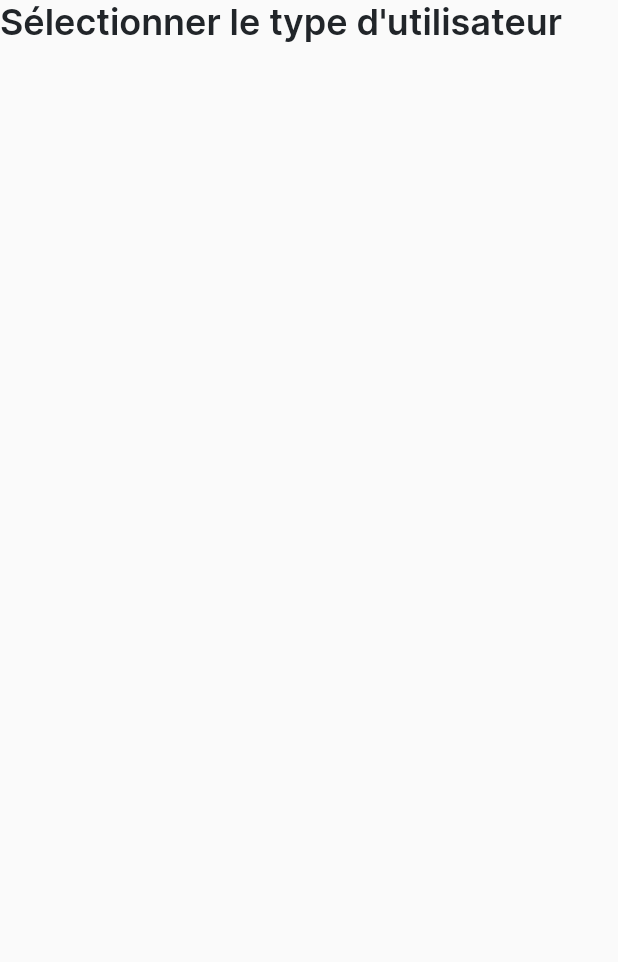
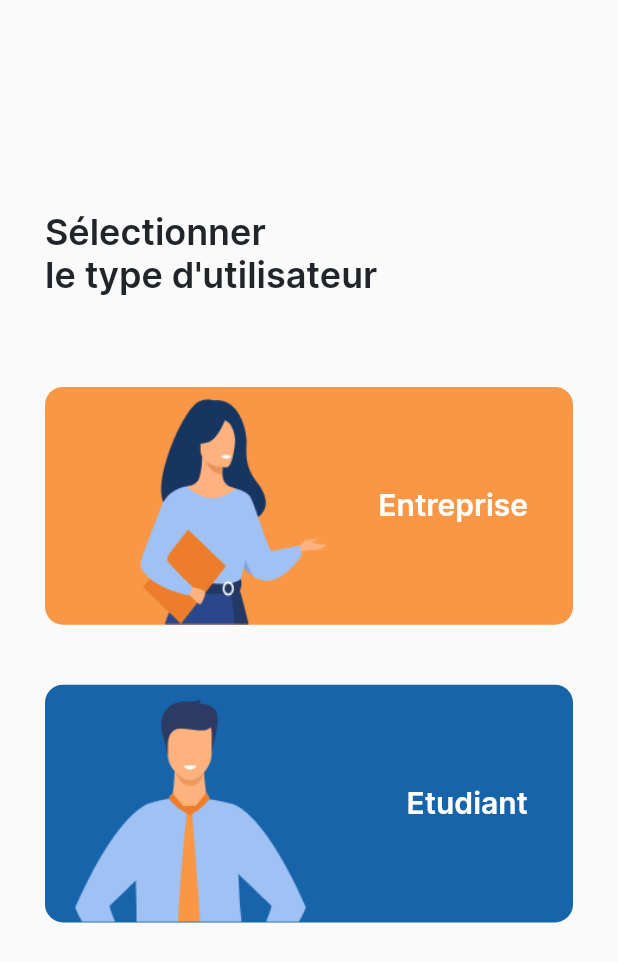
Before and after one commit to Mouadspace/job-it-day, a Flutter app: the screen it shows after launch, after a tap on "SE CONNECTER", on a phone screen of 412 x 824 dp. Shown: the top 962 px of the screen. Run offline on Flutter 3.47's test engine with Material 2 defaults, Android fonts, the light colour scheme and no system bars.

Commit message:
added user type screen + refactoring

```diff
--- a/lib/screens/onbording.dart
+++ b/lib/screens/onbording.dart
@@ -1,4 +1,6 @@
 import 'package:flutter/material.dart';
+
+import '../widgets/custom_button.dart';
 
 class OnBording extends StatelessWidget {
   const OnBording({super.key});
@@ -9,6 +11,7 @@ class OnBording extends StatelessWidget {
       backgroundColor: Colors.white,
       body: SafeArea(
         child: SingleChildScrollView(
+          physics: const BouncingScrollPhysics(),
           child: SizedBox(
             width: double.maxFinite,
             child: Column(
@@ -49,50 +52,20 @@ class OnBording extends StatelessWidget {
                   ),
                 ),
                 const SizedBox(height: 40),
-                Padding(
-                  padding: const EdgeInsets.symmetric(horizontal: 40),
-                  child: TextButton(
-                    style: TextButton.styleFrom(
-                      shape: RoundedRectangleBorder(
-                        borderRadius: BorderRadius.circular(12),
-                      ),
-                      minimumSize: const Size.fromHeight(52),
-                      side: BorderSide(
-                        color: Theme.of(context).colorScheme.primary,
-                        width: 3,
-                      ),
-                    ),
-                    onPressed: () => Navigator.pushNamed(context, '/user'),
-                    child: Text(
-                      'SE CONNECTER',
-                      style: TextStyle(
-                          fontSize: 18,
-                          fontWeight: FontWeight.w600,
-                          color: Theme.of(context).colorScheme.primary),
-                    ),
+                const Padding(
+                  padding: EdgeInsets.symmetric(horizontal: 40),
+                  child: CustomButton(
+                    outline: true,
+                    text: 'SE CONNECTER',
                   ),
                 ),
-                Padding(
-                    padding: const EdgeInsets.symmetric(
-                        horizontal: 40, vertical: 16),
-                    child: TextButton(
-                      style: TextButton.styleFrom(
-                        backgroundColor: Theme.of(context).colorScheme.primary,
-                        shape: RoundedRectangleBorder(
-                          borderRadius: BorderRadius.circular(12),
-                        ),
-                        minimumSize: const Size.fromHeight(52),
-                      ),
-                      onPressed: () => Navigator.pushNamed(context, '/user'),
-                      child: const Text(
-                        "S'INSCRIRE",
-                        style: TextStyle(
-                          fontSize: 18,
-                          fontWeight: FontWeight.w600,
-                          color: Colors.white,
-                        ),
-                      ),
-                    ))
+                const Padding(
+                  padding: EdgeInsets.symmetric(horizontal: 40, vertical: 16),
+                  child: CustomButton(
+                    outline: false,
+                    text: 'S\'INSCRIRE',
+                  ),
+                )
               ],
             ),
           ),
--- a/lib/screens/user_type.dart
+++ b/lib/screens/user_type.dart
@@ -1,4 +1,6 @@
 import 'package:flutter/material.dart';
+
+import '../widgets/auth_as_container.dart';
 
 class UserType extends StatelessWidget {
   const UserType({super.key});
@@ -8,12 +10,28 @@ class UserType extends StatelessWidget {
     return Scaffold(
       body: SafeArea(
           child: SingleChildScrollView(
+        physics: const BouncingScrollPhysics(),
         child: Column(
+          crossAxisAlignment: CrossAxisAlignment.start,
           children: [
-            Text(
-              'Sélectionner le type d\'utilisateur',
-              style: Theme.of(context).textTheme.titleLarge,
-            )
+            Padding(
+              padding: const EdgeInsets.only(top: 140, left: 30, bottom: 60),
+              child: Text(
+                'Sélectionner \nle type d\'utilisateur',
+                style: Theme.of(context).textTheme.titleLarge,
+              ),
+            ),
+            const AuthAsContainer(
+              authType: 'Entreprise',
+              img: 'assets/images/entreprise-img.png',
+              color: Color(0xffF99746),
+            ),
+            const SizedBox(height: 40),
+            const AuthAsContainer(
+              authType: 'Etudiant',
+              img: 'assets/images/etudiant-img.png',
+              color: Color(0xff1864AB),
+            ),
           ],
         ),
       )),
--- /dev/null
+++ b/lib/widgets/auth_as_container.dart
@@ -0,0 +1,47 @@
+import 'package:flutter/material.dart';
+
+class AuthAsContainer extends StatelessWidget {
+  final String authType, img;
+  final Color color;
+  const AuthAsContainer({
+    super.key,
+    required this.authType,
+    required this.img,
+    required this.color,
+  });
+
+  @override
+  Widget build(BuildContext context) {
+    return AspectRatio(
+      aspectRatio: 2.6,
+      child: Padding(
+        padding: const EdgeInsets.symmetric(horizontal: 30),
+        child: Container(
+          width: double.maxFinite,
+          decoration: BoxDecoration(
+            borderRadius: BorderRadius.circular(12),
+            color: color,
+          ),
+          child: Row(
+            mainAxisAlignment: MainAxisAlignment.spaceBetween,
+            children: [
+              Image.asset(
+                img,
+              ),
+              Container(
+                padding: const EdgeInsets.only(right: 30),
+                child: Text(
+                  authType,
+                  style: const TextStyle(
+                      color: Colors.white,
+                      fontSize: 20,
+                      fontWeight: FontWeight.w600),
+                ),
+              )
+            ],
+          ),
+        ),
+      ),
+    );
+  }
+}
--- /dev/null
+++ b/lib/widgets/custom_button.dart
@@ -0,0 +1,37 @@
+import 'package:flutter/material.dart';
+
+class CustomButton extends StatelessWidget {
+  final bool outline;
+  final String text;
+  const CustomButton({
+    super.key,
+    required this.outline,
+    required this.text,
+  });
+
+  @override
+  Widget build(BuildContext context) {
+    return TextButton(
+      style: TextButton.styleFrom(
+        backgroundColor:
+            outline ? Colors.white : Theme.of(context).colorScheme.primary,
+        shape: RoundedRectangleBorder(
+          borderRadius: BorderRadius.circular(12),
+        ),
+        minimumSize: const Size.fromHeight(52),
+        side: BorderSide(
+          color: Theme.of(context).colorScheme.primary,
+          width: 3,
+        ),
+      ),
+      onPressed: () => Navigator.pushNamed(context, '/user'),
+      child: Text(text,
+          style: TextStyle(
+            fontSize: 18,
+            fontWeight: FontWeight.w600,
+            color:
+                outline ? Theme.of(context).colorScheme.primary : Colors.white,
+          )),
+    );
+  }
+}
```
